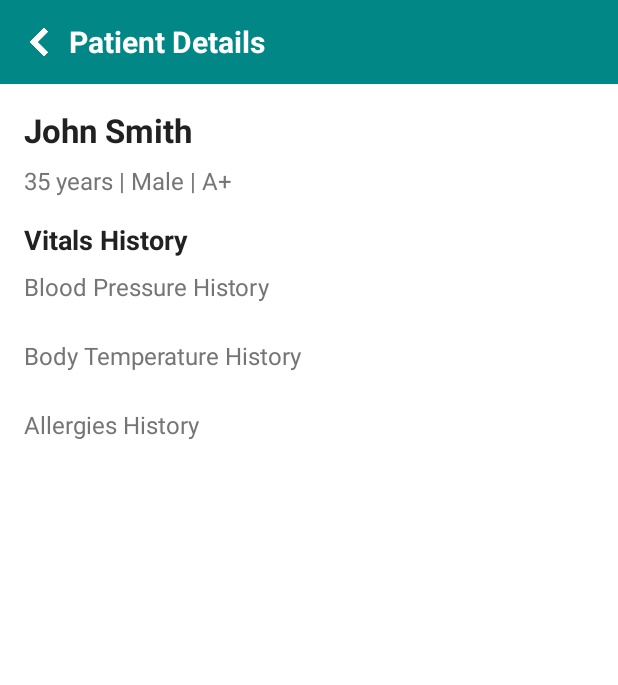
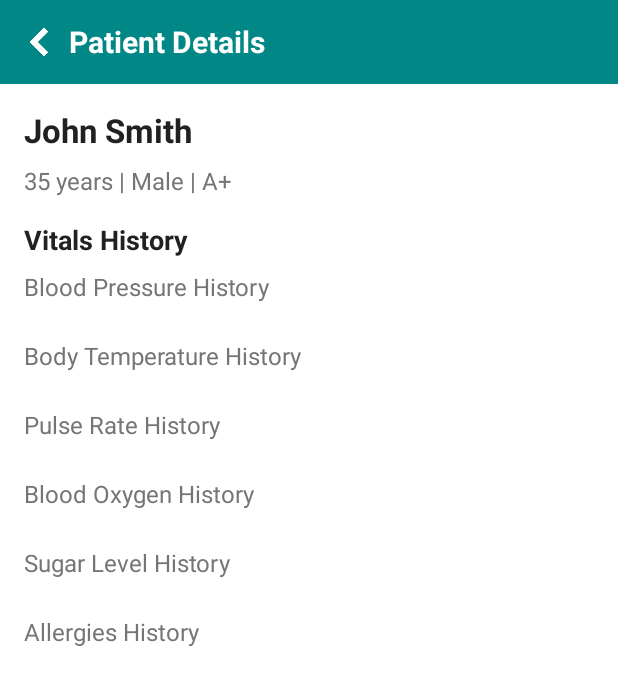
Before and after one commit to iamsadiashakil/StaffApp, an Android app: the layout activity_patient_detail.xml on its own in the app's theme, with its tools: preview values and no code run, on a phone screen of 412 x 824 dp. Shown: the top 685 px of the screen. Run offline under Robolectric (Android 15) with nearby library versions, the phone set to English and light mode, and no system bars.

Commit message:
Added Patient View v2

```diff
--- a/app/src/main/res/layout/activity_patient_detail.xml
+++ b/app/src/main/res/layout/activity_patient_detail.xml
@@ -110,7 +110,50 @@
                 android:layout_height="wrap_content"
                 android:layout_marginBottom="16dp" />
 
-            <!-- Add other vitals history RecyclerViews here -->
+            <!-- Pulse Rate History -->
+            <TextView
+                android:layout_width="match_parent"
+                android:layout_height="wrap_content"
+                android:text="Pulse Rate History"
+                android:textSize="16sp"
+                android:textColor="#757575"
+                android:layout_marginBottom="8dp" />
+
+            <androidx.recyclerview.widget.RecyclerView
+                android:id="@+id/recycler_pulse_rate"
+                android:layout_width="match_parent"
+                android:layout_height="wrap_content"
+                android:layout_marginBottom="16dp" />
+
+            <!-- Blood Oxygen History -->
+            <TextView
+                android:layout_width="match_parent"
+                android:layout_height="wrap_content"
+                android:text="Blood Oxygen History"
+                android:textSize="16sp"
+                android:textColor="#757575"
+                android:layout_marginBottom="8dp" />
+
+            <androidx.recyclerview.widget.RecyclerView
+                android:id="@+id/recycler_blood_oxygen"
+                android:layout_width="match_parent"
+                android:layout_height="wrap_content"
+                android:layout_marginBottom="16dp" />
+
+            <!-- Sugar Level History -->
+            <TextView
+                android:layout_width="match_parent"
+                android:layout_height="wrap_content"
+                android:text="Sugar Level History"
+                android:textSize="16sp"
+                android:textColor="#757575"
+                android:layout_marginBottom="8dp" />
+
+            <androidx.recyclerview.widget.RecyclerView
+                android:id="@+id/recycler_sugar_level"
+                android:layout_width="match_parent"
+                android:layout_height="wrap_content"
+                android:layout_marginBottom="16dp" />
 
             <!-- Allergies History -->
             <TextView
```
Also changed, not shown: app/src/main/java/java/com/myhealthteam/staffapp/activities/PatientDetailActivity.java (+46 -3 lines).
